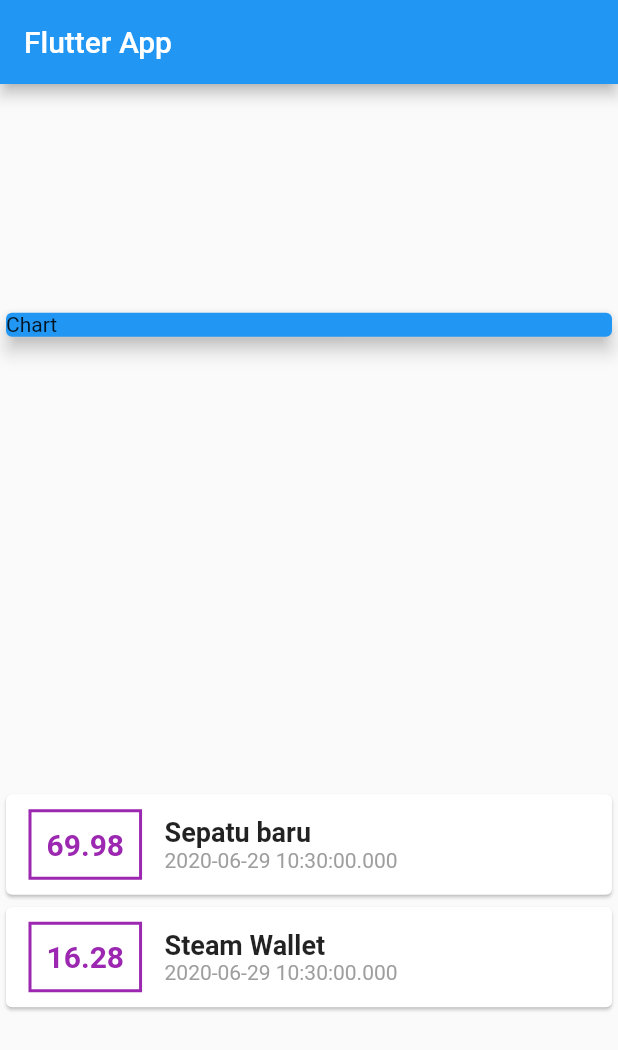
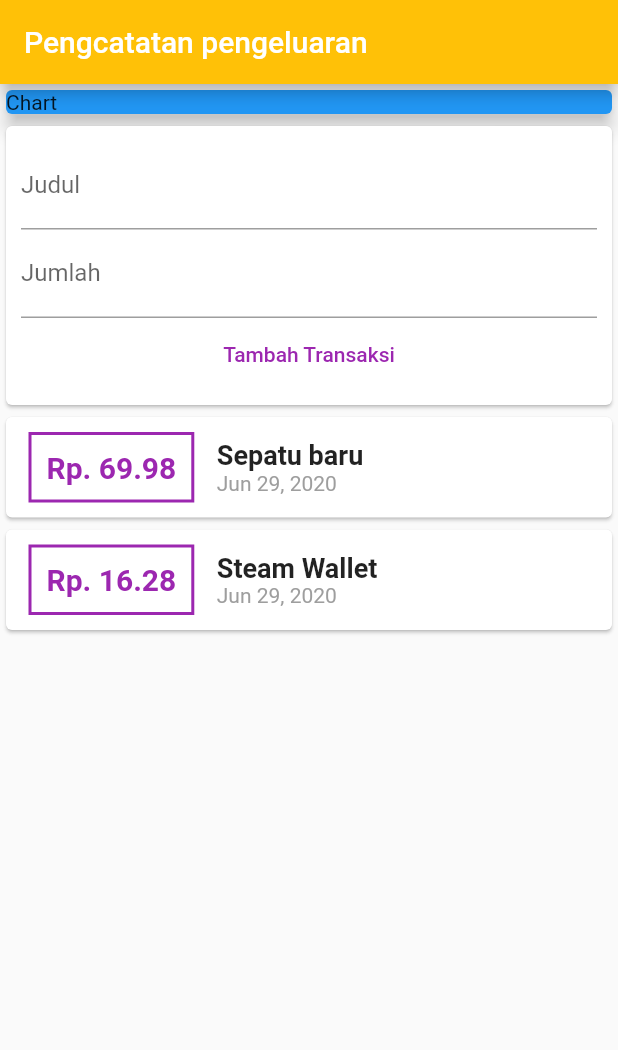
Before and after one commit to syahrulb/flutter-course, a Flutter app: the screen it shows after launch, on a phone screen of 412 x 824 dp. Shown: the top 1050 px of the screen. Run offline on Flutter 3.47's test engine with Material 2 defaults, Android fonts, the phone set to English and light mode, and no system bars.

Commit message:
belajar menggunakan texteditingcontroller,  textField, Flatbutton, dan menambahkan plugin intl.dart di bagian pub.yaml dan main.dart

```diff
--- a/lib/main.dart
+++ b/lib/main.dart
@@ -1,4 +1,6 @@
 import 'package:flutter/material.dart';
+import 'package:intl/intl.dart';
+
 import './transaction.dart';
 
 void main() => runApp(MyApp());
@@ -28,15 +30,20 @@ class MyHomePage extends StatelessWidget {
       tanggal: DateTime.now(),
     ),
   ];
+  // String inputJudul;
+  // String inputJumlah;
+  final judulController = TextEditingController();
+  final jumlahController = TextEditingController();
   @override
   Widget build(BuildContext context) {
     return Scaffold(
       appBar: AppBar(
-        title: Text('Flutter App'),
+        title: Text('Pengcatatan pengeluaran'),
+        backgroundColor: Colors.amber,
       ),
       body: Column(
-        mainAxisAlignment: MainAxisAlignment.spaceAround,
-        crossAxisAlignment: CrossAxisAlignment.stretch,
+        // mainAxisAlignment: MainAxisAlignment.spaceAround,
+        // crossAxisAlignment: CrossAxisAlignment.stretch,
         children: <Widget>[
           Container(
             width: double.infinity,
@@ -44,6 +51,31 @@ class MyHomePage extends StatelessWidget {
               color: Colors.blue,
               child: Text('Chart'),
               elevation: 5,
+            ),
+          ),
+          Card(
+            child: Container(
+              padding: EdgeInsets.all(10),
+              child: Column(
+                children: <Widget>[
+                  TextField(
+                    decoration: InputDecoration(labelText: 'Judul'),
+                    controller: judulController,
+                  ),
+                  TextField(
+                    decoration: InputDecoration(labelText: 'Jumlah'),
+                    controller: jumlahController,
+                  ),
+                  FlatButton(
+                    onPressed: () {
+                      print(judulController.text);
+                      print(jumlahController.text);
+                    },
+                    child: Text('Tambah Transaksi'),
+                    textColor: Colors.purple,
+                  )
+                ],
+              ),
             ),
           ),
           Column(
@@ -64,7 +96,7 @@ class MyHomePage extends StatelessWidget {
                       ),
                       padding: EdgeInsets.all(10),
                       child: Text(
-                        transaksi.jumlah.toString(),
+                        'Rp. ${transaksi.jumlah.toString()}',
                         style: TextStyle(
                           fontWeight: FontWeight.bold,
                           fontSize: 20,
@@ -83,7 +115,7 @@ class MyHomePage extends StatelessWidget {
                           ),
                         ),
                         Text(
-                          transaksi.tanggal.toString(),
+                          DateFormat.yMMMd().format(transaksi.tanggal),
                           style: TextStyle(color: Colors.grey),
                         ),
                       ],
--- a/pubspec.yaml
+++ b/pubspec.yaml
@@ -27,6 +27,7 @@ dependencies:
 dev_dependencies:
   flutter_test:
     sdk: flutter
+  intl: ^0.16.1
 
 
 # For information on the generic Dart part of this file, see the
```
Also changed, not shown: pubspec.lock.
